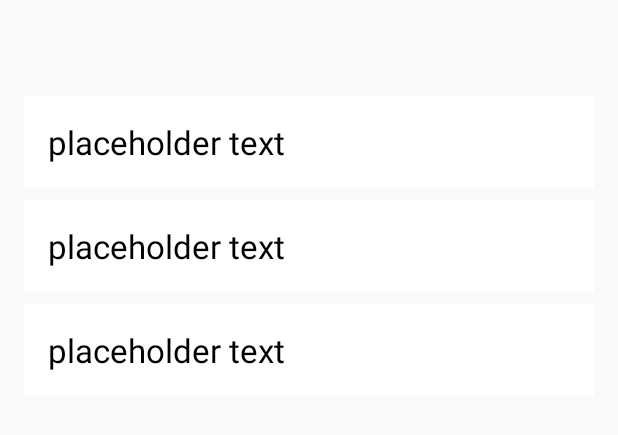
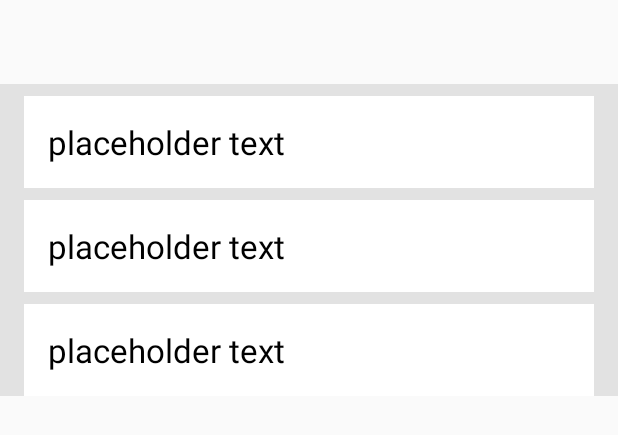
Before and after one commit to davetrux/everyday-animation, an Android app: the layout list_fragment.xml on its own in the app's theme, with its tools: preview values and no code run, on a phone screen of 412 x 824 dp. Shown: the top 435 px of the screen. Run offline under Robolectric (Android 15) with nearby library versions, the phone set to English and light mode, and no system bars; network calls fail.

Commit message:
Functional list animation

```diff
--- a/app/src/main/res/layout/list_fragment.xml
+++ b/app/src/main/res/layout/list_fragment.xml
@@ -4,16 +4,17 @@
     xmlns:tools="http://schemas.android.com/tools"
     android:id="@+id/list"
     android:layout_width="match_parent"
-    android:layout_height="match_parent"
+    android:layout_height="wrap_content"
+    android:background="@color/colorGray"
+    android:layout_marginTop="?attr/actionBarSize"
     tools:context=".ui.ListFragment">
 
     <android.support.v7.widget.RecyclerView
-        android:id="@+id/recyclerview"
+        android:id="@+id/album_view"
         android:layout_width="match_parent"
         android:layout_height="0dp"
         android:layout_margin="16dp"
         tools:listitem="@layout/album_list"
-        android:paddingTop="?attr/actionBarSize"
         />
 
 </android.support.constraint.ConstraintLayout>
--- a/app/src/main/res/navigation/side_nav.xml
+++ b/app/src/main/res/navigation/side_nav.xml
@@ -13,6 +13,6 @@
     <fragment
         android:id="@+id/list_fragment"
         android:name="com.truxall.everydayanimation.ui.ListFragment"
-        android:label="@string/home"
+        android:label="@string/list"
         tools:layout="@layout/list_fragment" />
 </navigation>
--- a/app/src/main/res/values/colors.xml
+++ b/app/src/main/res/values/colors.xml
@@ -5,4 +5,5 @@
     <color name="colorAccent">#02549c</color>
     <color name="colorText">#000000</color>
     <color name="colorWhite">#FFFFFF</color>
+    <color name="colorGray">#e0e0e0e0</color>
 </resources>
--- /dev/null
+++ b/app/src/main/res/values/integers.xml
@@ -0,0 +1,5 @@
+<?xml version="1.0" encoding="utf-8"?>
+<resources>
+    <integer name="anim_duration_medium">300</integer>
+    <integer name="anim_duration_long">400</integer>
+</resources>
```
Also changed, not shown: app/src/main/java/com/truxall/everydayanimation/ui/ListFragment.kt (+24 -1 lines), app/src/main/res/anim/item_animation_fall_down.xml (added, +27 -0 lines), app/src/main/res/anim/layout_animation_fall_down.xml (added, +8 -0 lines).
